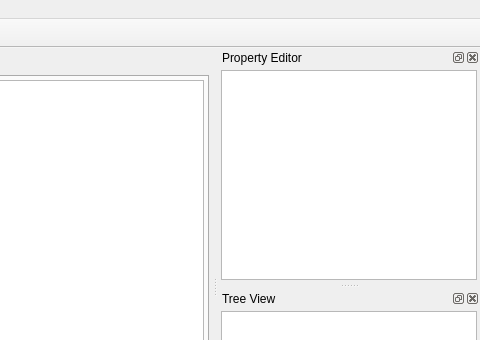
This is ui/visual_netkit_main.ui in slux83/visual-netkit as Qt 5 draws it before an edit; both pictures show x 545 to 1025 and y 0 to 340 of the 1025 by 768 pixel window. The edited form follows.
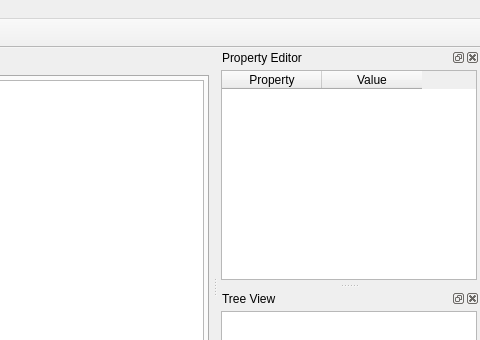
This is the edited form. Icons and pictures are not drawn.

Commit message: added table for properties

```diff
--- a/ui/visual_netkit_main.ui
+++ b/ui/visual_netkit_main.ui
@@ -209,7 +209,21 @@
       <number>3</number>
      </property>
      <item>
-      <widget class="QTableView" name="tableView" />
+      <widget class="QTableWidget" name="propertyTable" >
+       <property name="alternatingRowColors" >
+        <bool>true</bool>
+       </property>
+       <column>
+        <property name="text" >
+         <string>Property</string>
+        </property>
+       </column>
+       <column>
+        <property name="text" >
+         <string>Value</string>
+        </property>
+       </column>
+      </widget>
      </item>
     </layout>
    </widget>
```
